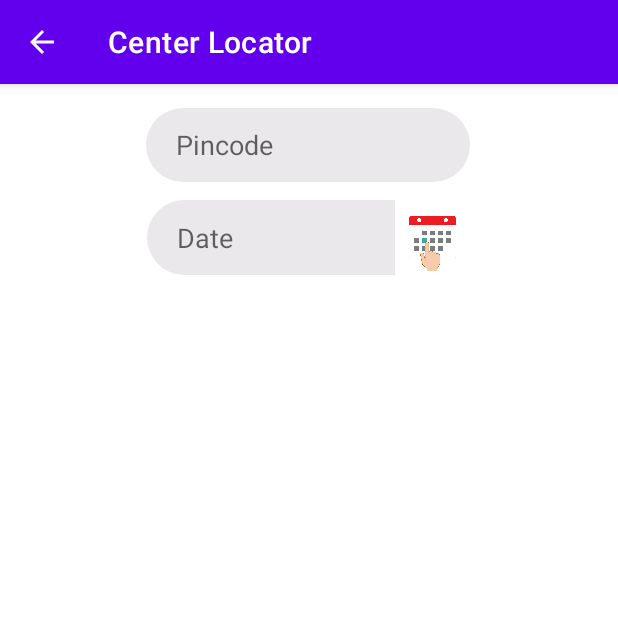
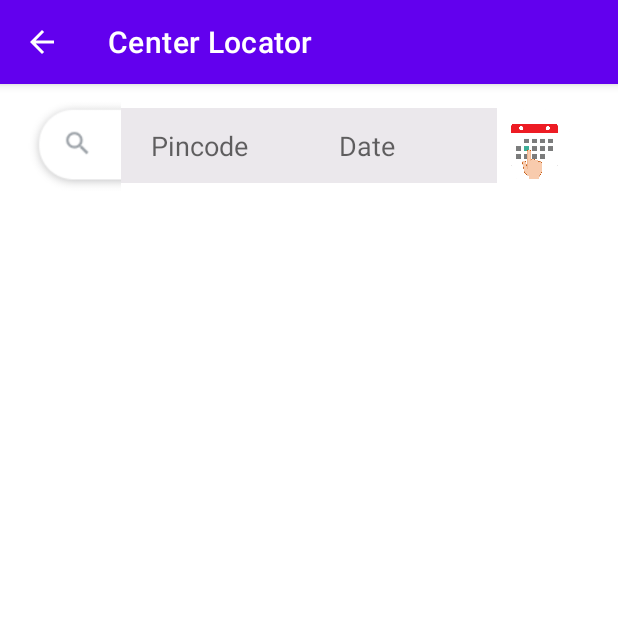
Before and after one commit to Nikhil-Gupta-ind/Co-WINNER, an Android app: the CenterLocator screen opened directly, with no data from a screen before it, on a phone screen of 412 x 824 dp, the top half of it. Run offline under Robolectric (Android 15) with nearby library versions, the phone set to English and light mode, and no system bars.

Commit message:
Works Fine

```diff
--- a/app/src/main/res/drawable/input_field.xml
+++ b/app/src/main/res/drawable/input_field.xml
@@ -2,5 +2,6 @@
 <shape xmlns:android="http://schemas.android.com/apk/res/android">
     <solid android:color="@color/light_grey"/>
     <padding android:left="20dp"/>
-    <corners android:radius="50dp"/>
+<!--    <corners android:topLeftRadius="50dp"-->
+<!--        android:bottomLeftRadius="50dp"/>-->
 </shape>
--- a/app/src/main/res/drawable/inputfield_date.xml
+++ b/app/src/main/res/drawable/inputfield_date.xml
@@ -1,7 +1,7 @@
 <?xml version="1.0" encoding="utf-8"?>
 <shape xmlns:android="http://schemas.android.com/apk/res/android">
     <solid android:color="@color/light_grey"/>
-    <corners android:topLeftRadius="50dp"
-        android:bottomLeftRadius="50dp"/>
+<!--    <corners android:topLeftRadius="50dp"-->
+<!--        android:bottomLeftRadius="50dp"/>-->
     <padding android:left="20dp"/>
 </shape>
--- a/app/src/main/res/layout/activity_center_locator.xml
+++ b/app/src/main/res/layout/activity_center_locator.xml
@@ -8,24 +8,25 @@
 
     <EditText
         android:id="@+id/editPincode"
-        android:layout_width="216dp"
-        android:layout_height="49dp"
+        android:layout_width="125dp"
+        android:layout_height="50dp"
+        android:maxLength="6"
         android:layout_marginTop="16dp"
         android:background="@drawable/input_field"
         android:ems="10"
         android:hint="@string/pincode"
         android:inputType="number"
         android:minHeight="48dp"
-        app:layout_constraintEnd_toEndOf="parent"
-        app:layout_constraintHorizontal_bias="0.497"
+        app:layout_constraintEnd_toStartOf="@+id/editDated"
+        app:layout_constraintHorizontal_bias="1.0"
         app:layout_constraintStart_toStartOf="parent"
         app:layout_constraintTop_toTopOf="parent" />
 
     <EditText
         android:id="@+id/editDated"
-        android:layout_width="165dp"
+        android:layout_width="125dp"
         android:layout_height="50dp"
-        android:layout_marginTop="12dp"
+        android:layout_marginTop="16dp"
         android:background="@drawable/inputfield_date"
         android:cursorVisible="false"
         android:ems="10"
@@ -33,21 +34,49 @@
         android:focusableInTouchMode="true"
         android:hint="@string/date"
         android:inputType="textPersonName"
-        app:layout_constraintBottom_toBottomOf="@+id/imageView"
-        app:layout_constraintEnd_toEndOf="parent"
-        app:layout_constraintHorizontal_bias="0.398"
-        app:layout_constraintStart_toStartOf="parent"
-        app:layout_constraintTop_toBottomOf="@+id/editPincode" />
+        app:layout_constraintStart_toStartOf="@+id/guideline"
+        app:layout_constraintTop_toTopOf="parent" />
 
     <ImageView
-        android:id="@+id/imageView"
+        android:id="@+id/imgCal"
         android:layout_width="50dp"
         android:layout_height="50dp"
-        android:layout_marginTop="12dp"
+        android:layout_marginTop="16dp"
         app:layout_constraintEnd_toEndOf="parent"
         app:layout_constraintHorizontal_bias="0.0"
         app:layout_constraintStart_toEndOf="@+id/editDated"
-        app:layout_constraintTop_toBottomOf="@+id/editPincode"
+        app:layout_constraintTop_toTopOf="parent"
         app:srcCompat="@drawable/date_picker" />
 
+    <androidx.constraintlayout.widget.Guideline
+        android:id="@+id/guideline"
+        android:layout_width="wrap_content"
+        android:layout_height="wrap_content"
+        android:layout_marginBottom="114dp"
+        android:orientation="vertical"
+        app:layout_constraintBottom_toTopOf="@+id/listView"
+        app:layout_constraintGuide_percent="0.5"
+        app:layout_constraintTop_toTopOf="parent" />
+
+    <ListView
+        android:id="@+id/listView"
+        android:layout_width="match_parent"
+        android:layout_height="0dp"
+        android:layout_marginHorizontal="16dp"
+        app:layout_constraintBottom_toBottomOf="parent"
+        app:layout_constraintEnd_toEndOf="parent"
+        app:layout_constraintStart_toStartOf="parent"
+        app:layout_constraintTop_toBottomOf="@+id/editDated" />
+
+    <ImageView
+        android:id="@+id/imgSearch"
+        android:layout_width="73dp"
+        android:layout_height="72dp"
+        android:layout_marginTop="4dp"
+        app:layout_constraintEnd_toStartOf="@+id/editPincode"
+        app:layout_constraintHorizontal_bias="1.0"
+        app:layout_constraintStart_toStartOf="parent"
+        app:layout_constraintTop_toTopOf="parent"
+        app:srcCompat="@drawable/search" />
+
 </androidx.constraintlayout.widget.ConstraintLayout>
```
Also changed, not shown: app/src/main/java/com/NikhilGupta/co_winner/CenterLocator.java (+132 -1 lines), app/src/main/res/drawable-v24/search.png (added).
